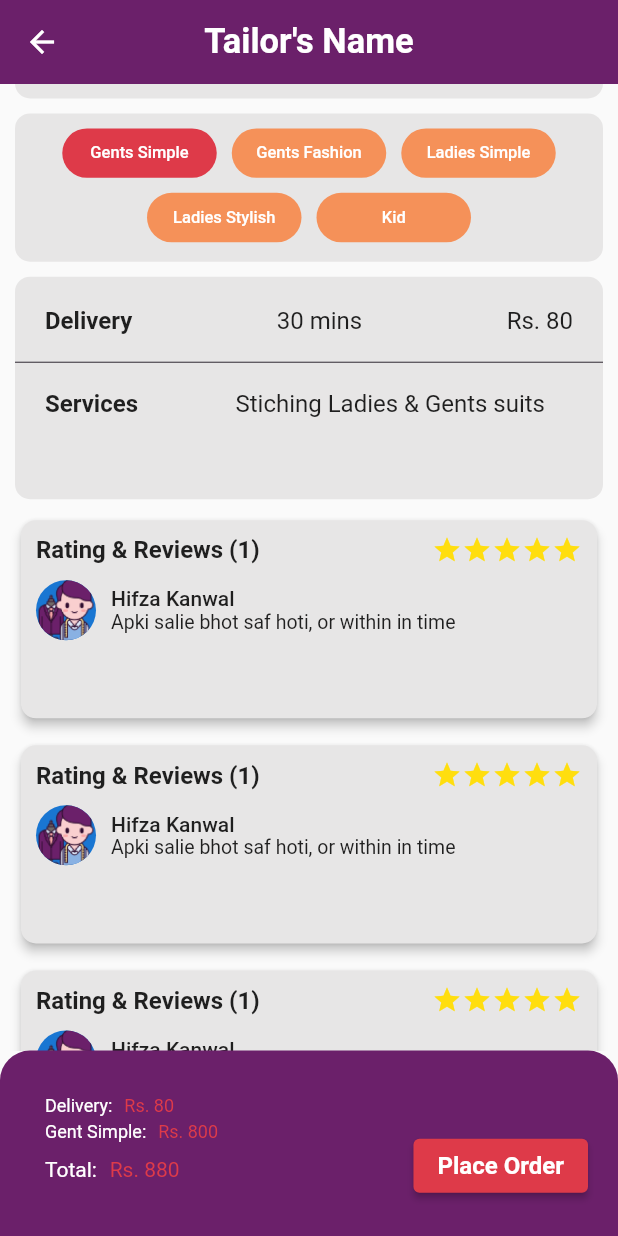
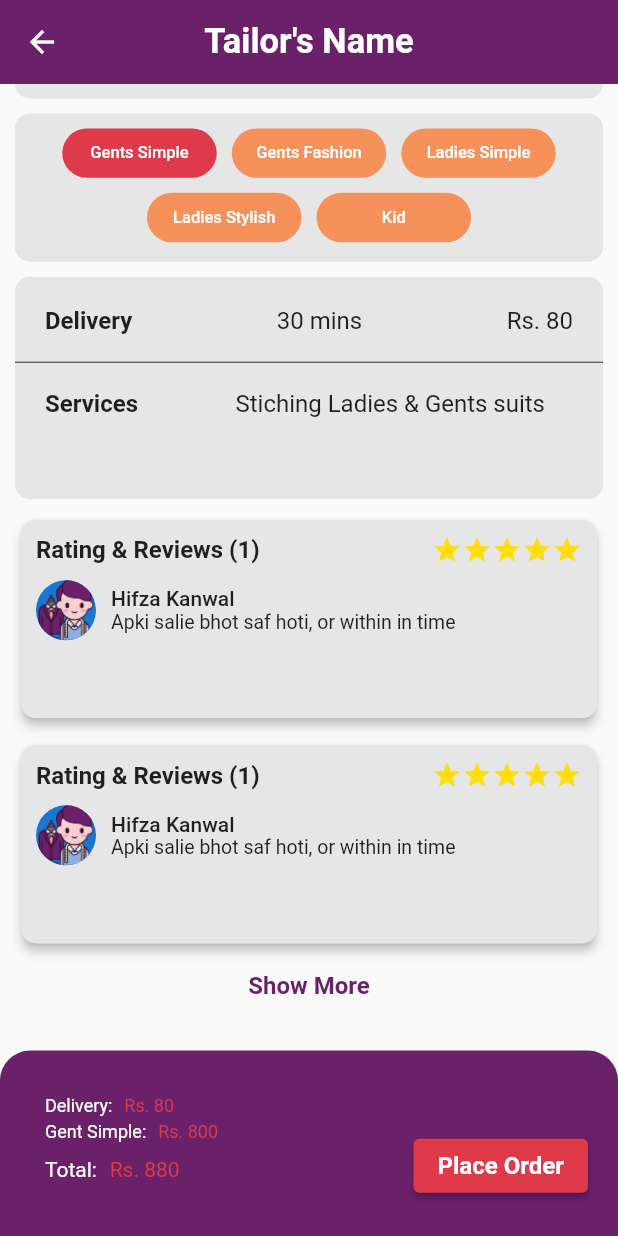
Before and after one commit to hifzakanwal/fyp, a Flutter app: the TailorDetails screen opened directly, scrolled down 427 dp, on a phone screen of 412 x 824 dp. Run offline on Flutter 3.47's test engine with Material 2 defaults, Android fonts, the phone set to English and light mode, and no system bars; our stand-ins replace cloud_firestore, firebase_auth, firebase_core, flutter_riverpod, flutter_svg; accounts and stored records are empty.

```diff
--- a/lib/view_models/controllers/auth.dart
+++ b/lib/view_models/controllers/auth.dart
@@ -4,6 +4,7 @@ import 'package:firebase_auth/firebase_auth.dart';
 import '../../models/user.dart';
 
 class Auth {
+  static Auth instance = Auth();
   Future<String> login(String email, String password) async {
     try {
       UserCredential userCredential = await FirebaseAuth.instance
--- a/lib/views/auth/login.dart
+++ b/lib/views/auth/login.dart
@@ -3,7 +3,7 @@ import 'package:ect/constants/button.dart';
 import 'package:ect/models/user.dart';
 import 'package:ect/view_models/controllers/auth.dart';
 import 'package:ect/views/auth/who_are_you.dart';
-import 'package:ect/views/service_seller_home/nav_home/home.dart';
+import 'package:ect/views/service_seller_home/nav_home/seller_home.dart';
 import 'package:ect/views/customer_home/nav_home/bottom_nav_bar.dart';
 import 'package:ect/widgets/snackbar.dart';
 import 'package:firebase_auth/firebase_auth.dart';
@@ -221,7 +221,7 @@ class _LoginState extends State<Login> {
           print(userModelData.userType.toString().toUpperCase());
           //navigato to customer screen
           Navigator.pushReplacement(
-              context, MaterialPageRoute(builder: (context) =>  BottomNavBar()));
+              context, MaterialPageRoute(builder: (context) =>  CustomerBottomNavBar()));
         }
       } else {
         showSnackBar(context, "something went wrong");
--- a/lib/views/customer_home/homepage_categories/tailors/tailor_details.dart
+++ b/lib/views/customer_home/homepage_categories/tailors/tailor_details.dart
@@ -11,6 +11,10 @@ class TailorDetails extends StatefulWidget {
 }
 
 class _TailorDetailsState extends State<TailorDetails> {
+  int feedbackCardCount = 2; // Initial number of feedback cards to display
+  int maxFeedbackCardCount = 4; // Maximum number of feedback cards
+  bool showAllFeedbackCards =
+      false; // Flag to determine if all feedback cards should be shown
   @override
   Widget build(BuildContext context) {
     final size = MediaQuery.sizeOf(context);
@@ -38,7 +42,7 @@ class _TailorDetailsState extends State<TailorDetails> {
           ),
         ),
         child: Padding(
-          padding: const EdgeInsets.only(top: 30.0, left: 30.0 , right: 20.0),
+          padding: const EdgeInsets.only(top: 30.0, left: 30.0, right: 20.0),
           child: Row(
             mainAxisAlignment: MainAxisAlignment.spaceBetween,
             crossAxisAlignment: CrossAxisAlignment.center,
@@ -132,8 +136,7 @@ class _TailorDetailsState extends State<TailorDetails> {
               ElevatedButton(
                 onPressed: () {},
                 style: const ButtonStyle(
-                  backgroundColor: MaterialStatePropertyAll(red)
-                ),
+                    backgroundColor: MaterialStatePropertyAll(red)),
                 child: const Text(
                   "Place Order",
                   style: TextStyle(
@@ -465,11 +468,48 @@ class _TailorDetailsState extends State<TailorDetails> {
                 ListView.builder(
                   shrinkWrap: true,
                   physics: const NeverScrollableScrollPhysics(),
-                  itemCount: 4, // Number of feedback cards
+                  itemCount: showAllFeedbackCards
+                      ? maxFeedbackCardCount // Show all feedback cards
+                      : feedbackCardCount, // Show limited feedback cards
                   itemBuilder: (BuildContext context, int index) {
                     return const FeedbackCard();
                   },
                 ),
+                if (feedbackCardCount < maxFeedbackCardCount &&
+                    !showAllFeedbackCards)
+                  TextButton(
+                    onPressed: () {
+                      setState(() {
+                        showAllFeedbackCards =
+                            true; // Show all feedback cards when "Show More" button is clicked
+                      });
+                    },
+                    child: const Text(
+                      "Show More",
+                      style: TextStyle(
+                        fontSize: 16,
+                        fontWeight: FontWeight.w600,
+                        color: customPurple,
+                      ),
+                    ),
+                  ),
+                if (showAllFeedbackCards)
+                  TextButton(
+                    onPressed: () {
+                      setState(() {
+                        showAllFeedbackCards =
+                            false; // Show limited feedback cards when "Show Less" button is clicked
+                      });
+                    },
+                    child: const Text(
+                      "Show Less",
+                      style: TextStyle(
+                        fontSize: 16,
+                        fontWeight: FontWeight.w600,
+                        color: customPurple,
+                      ),
+                    ),
+                  ),
               ],
             ),
           ),
--- a/pubspec.yaml
+++ b/pubspec.yaml
@@ -41,6 +41,7 @@ dependencies:
   cloud_firestore: ^4.8.2
   flutter_riverpod: ^2.3.6
   flutter_svg: ^2.0.7
+  shared_preferences: ^2.2.0
 
 dev_dependencies:
   flutter_test:
```
Also changed, not shown: lib/main.dart (+66 -3 lines), lib/views/customer_home/nav_home/bottom_nav_bar.dart (+6 -6 lines), lib/views/customer_home/nav_home/customer_home.dart (renamed from lib/views/customer_home/nav_home/home.dart), lib/views/customer_home/nav_home/customer_profile/cutomer_profile.dart (renamed from lib/views/customer_home/nav_home/cutomer_profile.dart), lib/views/service_seller_home/nav_home/seller_home.dart (renamed from lib/views/service_seller_home/nav_home/home.dart), pubspec.lock.
